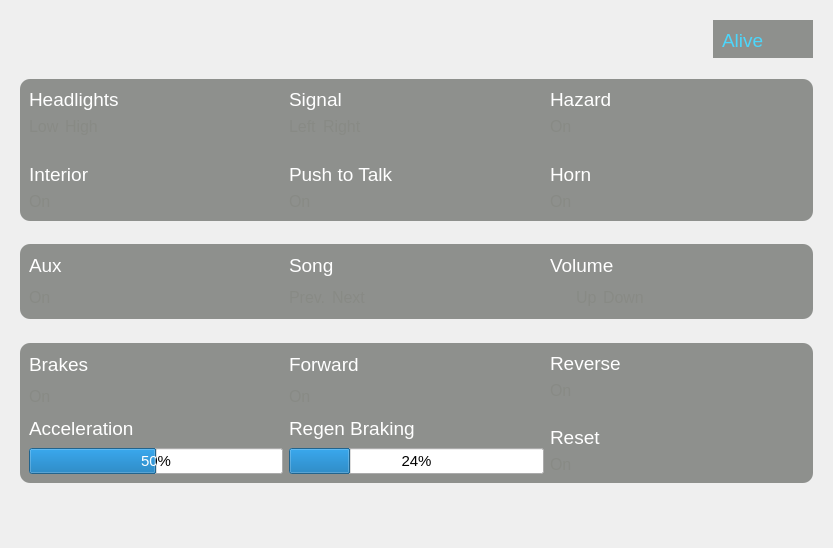
Before: the Qt Designer form ViewLayer/DebugDisplay/ControlPage/ControlUi/ControlUi.ui in waffle-iron/Epsilon-Dashboard, drawn with Qt 5.
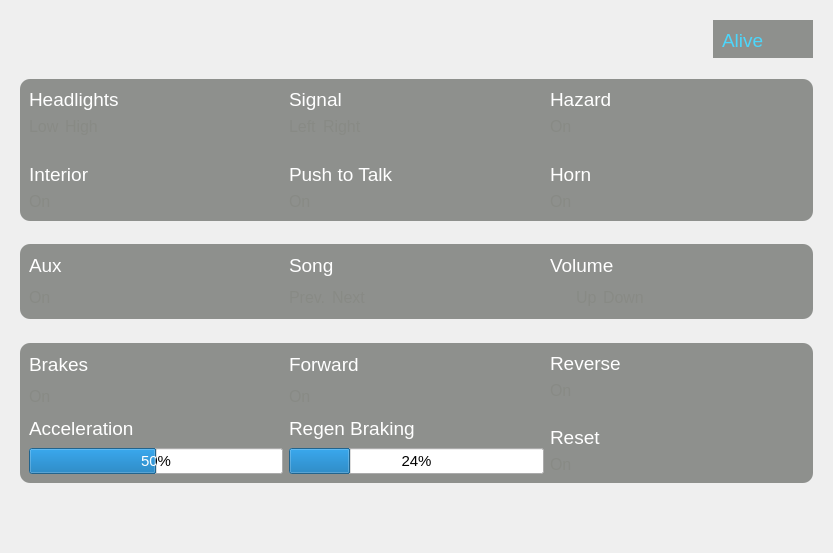
After: the same form once the commit is applied. Icons and pictures are not drawn.

Diff of the .ui file:
```diff
--- a/ViewLayer/DebugDisplay/ControlPage/ControlUi/ControlUi.ui
+++ b/ViewLayer/DebugDisplay/ControlPage/ControlUi/ControlUi.ui
@@ -7,7 +7,7 @@
     <x>0</x>
     <y>0</y>
     <width>833</width>
-    <height>548</height>
+    <height>553</height>
    </rect>
   </property>
   <property name="font">
```
Left out of the diff: 66 changed lines with no effect on the pictures.
